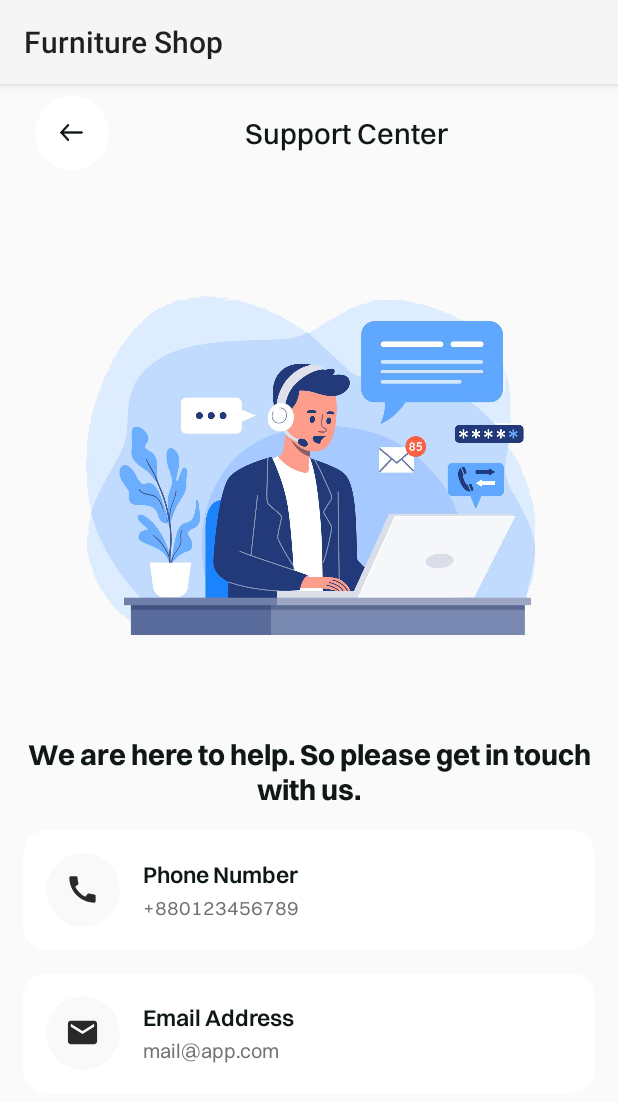
After one commit to mdshourovmolla2000/Furniture-Shop-App, an Android app: the fragment SupportCenterFragment shown on its own in the app's theme, on a phone screen of 412 x 824 dp. The commit adds this screen. Shown: the top 1102 px of the screen. Run offline under Robolectric (Android 15) with nearby library versions, the phone set to English and light mode, and no system bars; our stand-ins replace sdp/ssp sizes.

Commit message:
support center page design.

```diff
--- /dev/null
+++ b/app/src/main/java/com/shourov/furnitureshop/model/SupportCenterModel.kt
@@ -0,0 +1,3 @@
+package com.shourov.furnitureshop.model
+
+data class SupportCenterModel(val phoneNumber: String, val emailAddress: String)
--- a/app/src/main/java/com/shourov/furnitureshop/view/ProfileFragment.kt
+++ b/app/src/main/java/com/shourov/furnitureshop/view/ProfileFragment.kt
@@ -46,6 +46,8 @@ class ProfileFragment : Fragment() {
         observerList()
 
         binding.backIcon.setOnClickListener { findNavController().popBackStack() }
+
+        binding.supportCenterButton.setOnClickListener { findNavController().navigate(R.id.action_profileFragment_to_supportCenterFragment) }
 
         binding.logoutButton.setOnClickListener {
             logoutDialog()
--- /dev/null
+++ b/app/src/main/java/com/shourov/furnitureshop/view/SupportCenterFragment.kt
@@ -0,0 +1,25 @@
+package com.shourov.furnitureshop.view
+
+import android.os.Bundle
+import android.view.LayoutInflater
+import android.view.View
+import android.view.ViewGroup
+import androidx.fragment.app.Fragment
+import androidx.navigation.fragment.findNavController
+import com.shourov.furnitureshop.databinding.FragmentSupportCenterBinding
+
+class SupportCenterFragment : Fragment() {
+    private lateinit var binding: FragmentSupportCenterBinding
+
+    override fun onCreateView(
+        inflater: LayoutInflater, container: ViewGroup?,
+        savedInstanceState: Bundle?
+    ): View? {
+        // Inflate the layout for this fragment
+        binding = FragmentSupportCenterBinding.inflate(inflater, container, false)
+
+        binding.backIcon.setOnClickListener { findNavController().popBackStack() }
+
+        return binding.root
+    }
+}
--- /dev/null
+++ b/app/src/main/res/drawable/call_icon.xml
@@ -0,0 +1,5 @@
+<vector android:height="32dp" android:tint="#292929"
+    android:viewportHeight="24" android:viewportWidth="24"
+    android:width="32dp" xmlns:android="http://schemas.android.com/apk/res/android">
+    <path android:fillColor="@android:color/white" android:pathData="M20.01,15.38c-1.23,0 -2.42,-0.2 -3.53,-0.56 -0.35,-0.12 -0.74,-0.03 -1.01,0.24l-1.57,1.97c-2.83,-1.35 -5.48,-3.9 -6.89,-6.83l1.95,-1.66c0.27,-0.28 0.35,-0.67 0.24,-1.02 -0.37,-1.11 -0.56,-2.3 -0.56,-3.53 0,-0.54 -0.45,-0.99 -0.99,-0.99H4.19C3.65,3 3,3.24 3,3.99 3,13.28 10.73,21 20.01,21c0.71,0 0.99,-0.63 0.99,-1.18v-3.45c0,-0.54 -0.45,-0.99 -0.99,-0.99z"/>
+</vector>
--- /dev/null
+++ b/app/src/main/res/drawable/mail_icon.xml
@@ -0,0 +1,5 @@
+<vector android:height="32dp" android:tint="#292929"
+    android:viewportHeight="24" android:viewportWidth="24"
+    android:width="32dp" xmlns:android="http://schemas.android.com/apk/res/android">
+    <path android:fillColor="@android:color/white" android:pathData="M20,4L4,4c-1.1,0 -1.99,0.9 -1.99,2L2,18c0,1.1 0.9,2 2,2h16c1.1,0 2,-0.9 2,-2L22,6c0,-1.1 -0.9,-2 -2,-2zM20,8l-8,5 -8,-5L4,6l8,5 8,-5v2z"/>
+</vector>
--- a/app/src/main/res/layout/fragment_profile.xml
+++ b/app/src/main/res/layout/fragment_profile.xml
@@ -55,6 +55,7 @@
         android:layout_width="match_parent"
         android:layout_height="0dp"
         android:fillViewport="true"
+        android:scrollbars="none"
         app:layout_constraintTop_toBottomOf="@id/topSectionLayout"
         app:layout_constraintBottom_toTopOf="@id/logoutButton"
         android:layout_margin="@dimen/_18sdp">
--- /dev/null
+++ b/app/src/main/res/layout/fragment_support_center.xml
@@ -0,0 +1,250 @@
+<?xml version="1.0" encoding="utf-8"?>
+<androidx.constraintlayout.widget.ConstraintLayout xmlns:android="http://schemas.android.com/apk/res/android"
+    xmlns:tools="http://schemas.android.com/tools"
+    android:layout_width="match_parent"
+    android:layout_height="match_parent"
+    xmlns:app="http://schemas.android.com/apk/res-auto"
+    tools:context=".view.SupportCenterFragment">
+
+    <androidx.constraintlayout.widget.ConstraintLayout
+        android:id="@+id/topSectionLayout"
+        android:layout_width="match_parent"
+        android:layout_height="wrap_content"
+        app:layout_constraintTop_toTopOf="parent"
+        android:layout_marginHorizontal="@dimen/_18sdp"
+        android:layout_marginVertical="@dimen/_6sdp">
+
+        <androidx.cardview.widget.CardView
+            android:id="@+id/backIcon"
+            android:layout_width="@dimen/_38sdp"
+            android:layout_height="@dimen/_38sdp"
+            app:layout_constraintStart_toStartOf="parent"
+            app:layout_constraintTop_toTopOf="parent"
+            app:layout_constraintBottom_toBottomOf="parent"
+            app:cardElevation="0dp"
+            app:cardCornerRadius="@dimen/_19sdp"
+            app:cardBackgroundColor="@color/white"
+            android:clickable="true"
+            android:focusable="true"
+            android:foreground="?attr/selectableItemBackground">
+
+            <ImageView
+                android:layout_width="@dimen/_18sdp"
+                android:layout_height="@dimen/_18sdp"
+                android:src="@drawable/back_icon"
+                android:layout_gravity="center"/>
+
+        </androidx.cardview.widget.CardView>
+
+        <TextView
+            android:id="@+id/titleTextview"
+            android:layout_width="wrap_content"
+            android:layout_height="wrap_content"
+            app:layout_constraintStart_toEndOf="@id/backIcon"
+            app:layout_constraintEnd_toEndOf="parent"
+            app:layout_constraintTop_toTopOf="parent"
+            app:layout_constraintBottom_toBottomOf="parent"
+            android:text="Support Center"
+            android:textColor="@color/blackTextColor"
+            android:textSize="@dimen/_15sdp"
+            android:fontFamily="@font/switzer_medium"/>
+
+    </androidx.constraintlayout.widget.ConstraintLayout>
+
+    <ScrollView
+        android:layout_width="match_parent"
+        android:layout_height="0dp"
+        app:layout_constraintTop_toBottomOf="@id/topSectionLayout"
+        app:layout_constraintBottom_toBottomOf="parent"
+        android:fillViewport="true">
+
+        <androidx.constraintlayout.widget.ConstraintLayout
+            android:layout_width="match_parent"
+            android:layout_height="wrap_content"
+            android:padding="@dimen/_12sdp">
+
+            <ImageView
+                android:id="@+id/helpIconImageview"
+                android:layout_width="match_parent"
+                android:layout_height="wrap_content"
+                app:layout_constraintTop_toTopOf="parent"
+                android:src="@drawable/help_illustration"
+                android:adjustViewBounds="true"
+                android:layout_margin="@dimen/_15sdp"/>
+
+            <TextView
+                android:id="@+id/helpTextTextview"
+                android:layout_width="wrap_content"
+                android:layout_height="wrap_content"
+                app:layout_constraintStart_toStartOf="parent"
+                app:layout_constraintEnd_toEndOf="parent"
+                app:layout_constraintTop_toBottomOf="@id/helpIconImageview"
+                android:text="We are here to help. So please get in touch with us."
+                android:textColor="@color/blackTextColor"
+                android:textSize="@dimen/_15sdp"
+                android:fontFamily="@font/switzer_bold"
+                android:gravity="center_horizontal"/>
+
+            <androidx.cardview.widget.CardView
+                android:id="@+id/callButton"
+                android:layout_width="match_parent"
+                android:layout_height="wrap_content"
+                app:layout_constraintTop_toBottomOf="@id/helpTextTextview"
+                app:cardBackgroundColor="@color/white"
+                app:cardCornerRadius="@dimen/_12sdp"
+                android:layout_marginTop="@dimen/_12sdp"
+                app:cardElevation="0dp"
+                android:clickable="true"
+                android:focusable="true"
+                android:foreground="?attr/selectableItemBackground">
+
+                <androidx.constraintlayout.widget.ConstraintLayout
+                    android:layout_width="match_parent"
+                    android:layout_height="match_parent"
+                    android:padding="@dimen/_12sdp">
+
+                    <androidx.cardview.widget.CardView
+                        android:id="@+id/callIcon"
+                        android:layout_width="@dimen/_38sdp"
+                        android:layout_height="@dimen/_38sdp"
+                        app:layout_constraintStart_toStartOf="parent"
+                        app:layout_constraintTop_toTopOf="parent"
+                        app:layout_constraintBottom_toBottomOf="parent"
+                        app:cardElevation="0dp"
+                        app:cardCornerRadius="@dimen/_19sdp"
+                        app:cardBackgroundColor="@color/windowBackgroundColor"
+                        android:clickable="true"
+                        android:focusable="true"
+                        android:foreground="?attr/selectableItemBackground">
+
+                        <ImageView
+                            android:layout_width="@dimen/_18sdp"
+                            android:layout_height="@dimen/_18sdp"
+                            android:src="@drawable/call_icon"
+                            android:layout_gravity="center"/>
+
+                    </androidx.cardview.widget.CardView>
+
+                    <androidx.constraintlayout.widget.ConstraintLayout
+                        android:layout_width="0dp"
+                        android:layout_height="wrap_content"
+                        app:layout_constraintStart_toEndOf="@id/callIcon"
+                        app:layout_constraintEnd_toEndOf="parent"
+                        app:layout_constraintTop_toTopOf="parent"
+                        app:layout_constraintBottom_toBottomOf="parent"
+                        android:layout_marginHorizontal="@dimen/_12sdp"
+                        app:layout_constrainedWidth="true">
+
+                        <TextView
+                            android:id="@+id/phoneNumberTitle"
+                            android:layout_width="wrap_content"
+                            android:layout_height="wrap_content"
+                            app:layout_constraintStart_toStartOf="parent"
+                            app:layout_constraintTop_toTopOf="parent"
+                            android:text="Phone Number"
+                            android:textColor="@color/blackTextColor"
+                            android:textSize="@dimen/_12sdp"
+                            android:fontFamily="@font/switzer_semibold"/>
+
+                        <TextView
+                            android:id="@+id/phoneNumberTextview"
+                            android:layout_width="wrap_content"
+                            android:layout_height="wrap_content"
+                            app:layout_constraintStart_toStartOf="parent"
+                            app:layout_constraintTop_toBottomOf="@id/phoneNumberTitle"
+                            android:text="+880123456789"
+                            android:textColor="#737373"
+                            android:textSize="@dimen/_10sdp"
+                            android:fontFamily="@font/switzer_regular"
+                            android:layout_marginTop="@dimen/_3sdp"/>
+
+                    </androidx.constraintlayout.widget.ConstraintLayout>
+
+                </androidx.constraintlayout.widget.ConstraintLayout>
+
+            </androidx.cardview.widget.CardView>
+
+            <androidx.cardview.widget.CardView
+                android:id="@+id/mailButton"
+                android:layout_width="match_parent"
+                android:layout_height="wrap_content"
+                app:layout_constraintTop_toBottomOf="@id/callButton"
+                app:cardBackgroundColor="@color/white"
+                app:cardCornerRadius="@dimen/_12sdp"
+                android:layout_marginTop="@dimen/_12sdp"
+                app:cardElevation="0dp"
+                android:clickable="true"
+                android:focusable="true"
+                android:foreground="?attr/selectableItemBackground">
+
+                <androidx.constraintlayout.widget.ConstraintLayout
+                    android:layout_width="match_parent"
+                    android:layout_height="match_parent"
+                    android:padding="@dimen/_12sdp">
+
+                    <androidx.cardview.widget.CardView
+                        android:id="@+id/mailIcon"
+                        android:layout_width="@dimen/_38sdp"
+                        android:layout_height="@dimen/_38sdp"
+                        app:layout_constraintStart_toStartOf="parent"
+                        app:layout_constraintTop_toTopOf="parent"
+                        app:layout_constraintBottom_toBottomOf="parent"
+                        app:cardElevation="0dp"
+                        app:cardCornerRadius="@dimen/_19sdp"
+                        app:cardBackgroundColor="@color/windowBackgroundColor"
+                        android:clickable="true"
+                        android:focusable="true"
+                        android:foreground="?attr/selectableItemBackground">
+
+                        <ImageView
+                            android:layout_width="@dimen/_18sdp"
+                            android:layout_height="@dimen/_18sdp"
+                            android:src="@drawable/mail_icon"
+                            android:layout_gravity="center"/>
+
+                    </androidx.cardview.widget.CardView>
+
+                    <androidx.constraintlayout.widget.ConstraintLayout
+                        android:layout_width="0dp"
+                        android:layout_height="wrap_content"
+                        app:layout_constraintStart_toEndOf="@id/mailIcon"
+                        app:layout_constraintEnd_toEndOf="parent"
+                        app:layout_constraintTop_toTopOf="parent"
+                        app:layout_constraintBottom_toBottomOf="parent"
+                        android:layout_marginHorizontal="@dimen/_12sdp"
+                        app:layout_constrainedWidth="true">
+
+                        <TextView
+                            android:id="@+id/mailTitle"
+                            android:layout_width="wrap_content"
+                            android:layout_height="wrap_content"
+                            app:layout_constraintStart_toStartOf="parent"
+                            app:layout_constraintTop_toTopOf="parent"
+                            android:text="Email Address"
+                            android:textColor="@color/blackTextColor"
+                            android:textSize="@dimen/_12sdp"
+                            android:fontFamily="@font/switzer_semibold"/>
+
+                        <TextView
+                            android:id="@+id/emailTextview"
+                            android:layout_width="wrap_content"
+                            android:layout_height="wrap_content"
+                            app:layout_constraintStart_toStartOf="parent"
+                            app:layout_constraintTop_toBottomOf="@id/mailTitle"
+                            android:text="mail@app.com"
+                            android:textColor="#737373"
+                            android:textSize="@dimen/_10sdp"
+                            android:fontFamily="@font/switzer_regular"
+                            android:layout_marginTop="@dimen/_3sdp"/>
+
+                    </androidx.constraintlayout.widget.ConstraintLayout>
+
+                </androidx.constraintlayout.widget.ConstraintLayout>
+
+            </androidx.cardview.widget.CardView>
+
+        </androidx.constraintlayout.widget.ConstraintLayout>
+
+    </ScrollView>
+
+</androidx.constraintlayout.widget.ConstraintLayout>
--- a/app/src/main/res/navigation/main_nav_graph.xml
+++ b/app/src/main/res/navigation/main_nav_graph.xml
@@ -100,7 +100,15 @@
         android:id="@+id/profileFragment"
         android:name="com.shourov.furnitureshop.view.ProfileFragment"
         android:label="Profile"
-        tools:layout="@layout/fragment_profile" />
+        tools:layout="@layout/fragment_profile" >
+        <action
+            android:id="@+id/action_profileFragment_to_supportCenterFragment"
+            app:destination="@id/supportCenterFragment"
+            app:popEnterAnim="@anim/pop_enter"
+            app:popExitAnim="@anim/pop_exit"
+            app:enterAnim="@anim/enter"
+            app:exitAnim="@anim/exit" />
+    </fragment>
     <fragment
         android:id="@+id/categoryProductFragment"
         android:name="com.shourov.furnitureshop.view.CategoryProductFragment"
@@ -119,4 +127,9 @@
         android:name="com.shourov.furnitureshop.view.NotificationFragment"
         android:label="Notification"
         tools:layout="@layout/fragment_notification" />
+    <fragment
+        android:id="@+id/supportCenterFragment"
+        android:name="com.shourov.furnitureshop.view.SupportCenterFragment"
+        android:label="Support Center"
+        tools:layout="@layout/fragment_support_center" />
 </navigation>
```
Also changed, not shown: app/src/main/res/drawable/help_illustration.png (added).
